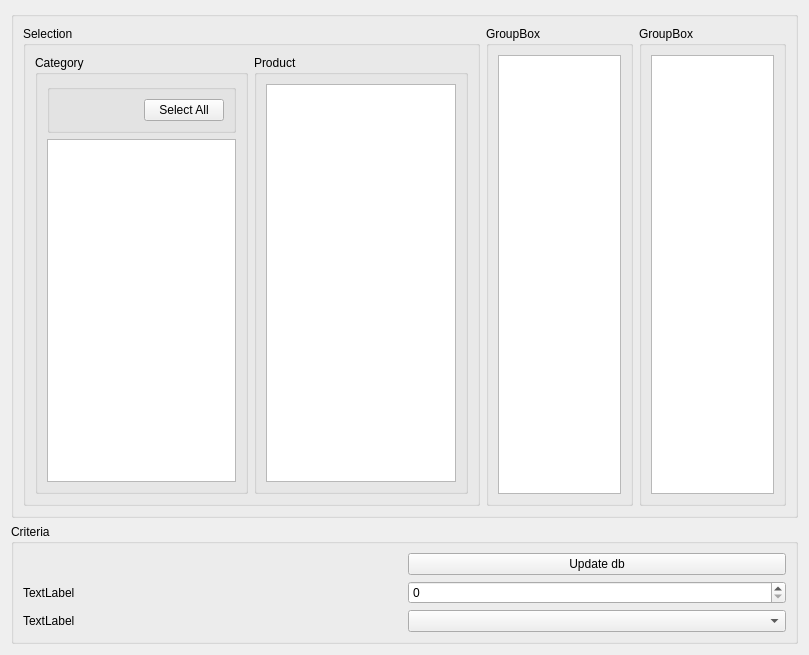
This is z_view/form.ui in MikodeSan/OpynFacts as Qt 5 draws it before an edit. The edited form follows.
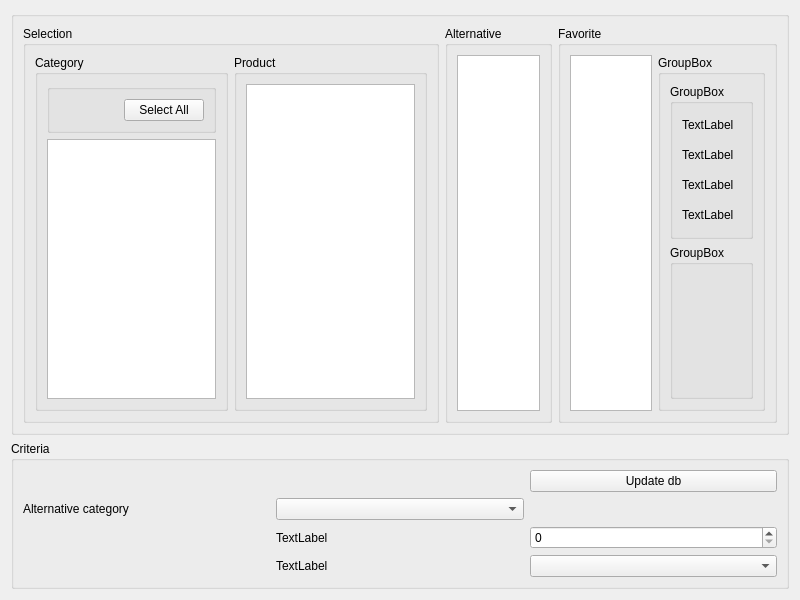
This is the edited form.

Commit message: Select a stored product and see its characteristics

```diff
--- a/z_view/form.ui
+++ b/z_view/form.ui
@@ -6,10 +6,16 @@
    <rect>
     <x>0</x>
     <y>0</y>
-    <width>809</width>
-    <height>655</height>
+    <width>800</width>
+    <height>600</height>
    </rect>
   </property>
+  <property name="minimumSize">
+   <size>
+    <width>800</width>
+    <height>600</height>
+   </size>
+  </property>
   <property name="windowTitle">
    <string>Form</string>
   </property>
@@ -25,12 +31,18 @@
         <property name="title">
          <string>Selection</string>
         </property>
+        <property name="flat">
+         <bool>true</bool>
+        </property>
         <layout class="QHBoxLayout" name="horizontalLayout_2">
          <item>
           <widget class="QGroupBox" name="groupBox_6">
            <property name="title">
             <string>Category</string>
            </property>
+           <property name="flat">
+            <bool>true</bool>
+           </property>
            <layout class="QVBoxLayout" name="verticalLayout_2">
             <item>
              <widget class="QGroupBox" name="groupBox_8">
@@ -38,7 +50,7 @@
                <string/>
               </property>
               <property name="flat">
-               <bool>false</bool>
+               <bool>true</bool>
               </property>
               <layout class="QHBoxLayout" name="horizontalLayout_5">
                <item>
@@ -75,9 +87,12 @@
            <property name="title">
             <string>Product</string>
            </property>
+           <property name="flat">
+            <bool>true</bool>
+           </property>
            <layout class="QVBoxLayout" name="verticalLayout_3">
             <item>
-             <widget class="QListView" name="product_view"/>
+             <widget class="QTreeView" name="product_view"/>
             </item>
            </layout>
           </widget>
@@ -88,7 +103,10 @@
       <item>
        <widget class="QGroupBox" name="groupBox_4">
         <property name="title">
-         <string>GroupBox</string>
+         <string>Alternative</string>
+        </property>
+        <property name="flat">
+         <bool>true</bool>
         </property>
         <layout class="QHBoxLayout" name="horizontalLayout_3">
          <item>
@@ -100,11 +118,67 @@
       <item>
        <widget class="QGroupBox" name="groupBox_5">
         <property name="title">
-         <string>GroupBox</string>
+         <string>Favorite</string>
+        </property>
+        <property name="flat">
+         <bool>true</bool>
         </property>
         <layout class="QHBoxLayout" name="horizontalLayout_4">
          <item>
-          <widget class="QListView" name="listView_3"/>
+          <widget class="QListView" name="favorite_view"/>
+         </item>
+         <item>
+          <widget class="QGroupBox" name="groupBox_9">
+           <property name="title">
+            <string>GroupBox</string>
+           </property>
+           <layout class="QVBoxLayout" name="verticalLayout_4">
+            <item>
+             <widget class="QGroupBox" name="groupBox_10">
+              <property name="title">
+               <string>GroupBox</string>
+              </property>
+              <layout class="QVBoxLayout" name="verticalLayout_5">
+               <item>
+                <widget class="QLabel" name="label_4">
+                 <property name="text">
+                  <string>TextLabel</string>
+                 </property>
+                </widget>
+               </item>
+               <item>
+                <widget class="QLabel" name="label_7">
+                 <property name="text">
+                  <string>TextLabel</string>
+                 </property>
+                </widget>
+               </item>
+               <item>
+                <widget class="QLabel" name="label_6">
+                 <property name="text">
+                  <string>TextLabel</string>
+                 </property>
+                </widget>
+               </item>
+               <item>
+                <widget class="QLabel" name="label_5">
+                 <property name="text">
+                  <string>TextLabel</string>
+                 </property>
+                </widget>
+               </item>
+              </layout>
+             </widget>
+            </item>
+            <item>
+             <widget class="QGroupBox" name="groupBox_11">
+              <property name="title">
+               <string>GroupBox</string>
+              </property>
+             </widget>
+            </item>
+           </layout>
+          </widget>
          </item>
         </layout>
        </widget>
@@ -117,34 +191,47 @@
      <property name="title">
       <string>Criteria</string>
      </property>
+     <property name="flat">
+      <bool>true</bool>
+     </property>
      <layout class="QGridLayout" name="gridLayout">
-      <item row="1" column="1">
-       <widget class="QSpinBox" name="spinBox"/>
-      </item>
-      <item row="1" column="0">
-       <widget class="QLabel" name="label">
-        <property name="text">
-         <string>TextLabel</string>
-        </property>
-       </widget>
-      </item>
-      <item row="2" column="0">
+      <item row="4" column="1">
        <widget class="QLabel" name="label_2">
         <property name="text">
          <string>TextLabel</string>
         </property>
        </widget>
       </item>
-      <item row="2" column="1">
+      <item row="4" column="2">
        <widget class="QComboBox" name="comboBox"/>
       </item>
-      <item row="0" column="1">
+      <item row="3" column="2">
+       <widget class="QSpinBox" name="spinBox"/>
+      </item>
+      <item row="1" column="2">
        <widget class="QPushButton" name="pushButton">
         <property name="text">
          <string>Update db</string>
         </property>
        </widget>
       </item>
+      <item row="3" column="1">
+       <widget class="QLabel" name="label">
+        <property name="text">
+         <string>TextLabel</string>
+        </property>
+       </widget>
+      </item>
+      <item row="2" column="1">
+       <widget class="QComboBox" name="altern_category_cbox"/>
+      </item>
+      <item row="2" column="0">
+       <widget class="QLabel" name="label_3">
+        <property name="text">
+         <string>Alternative category</string>
+        </property>
+       </widget>
+      </item>
      </layout>
     </widget>
    </item>
```
Left out of the diff: 2 changed lines with no effect on the pictures. The commit also changes 5476 other files.
